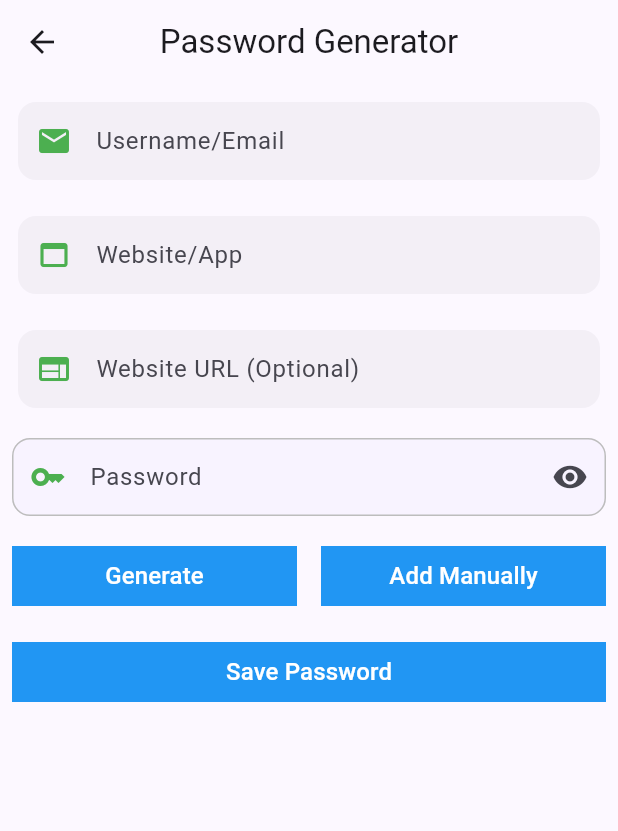
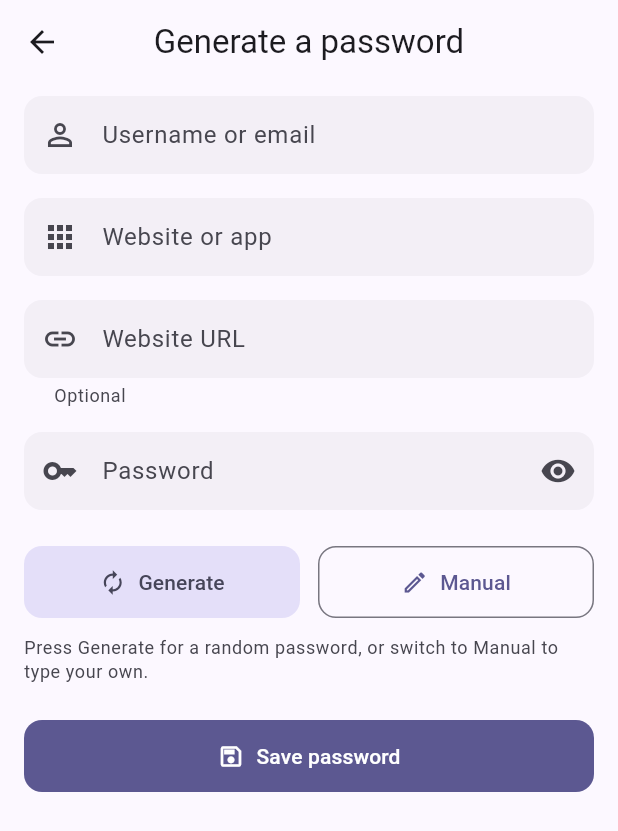
Before and after one commit to aaqilmodak29/password-generator, a Flutter app: the PasswordGeneratorPage screen opened directly, on a phone screen of 412 x 824 dp. Shown: the top 831 px of the screen. Run offline on Flutter 3.47's test engine with Material 3 defaults, Android fonts, the phone set to English and light mode, and no system bars; our stand-ins replace file_picker, flutter_secure_storage, local_auth, open_filex, package_info_plus, sqflite_sqlcipher; missing offline and left inert: cryptography, file_saver; accounts and stored records are empty.

Commit message:
feat(generator): restyle the page to use the app's theme
This page predated the theme and never adopted it, so it kept its own visual
language while everything around it changed: square-cornered blue blocks with
white 16pt text for buttons, green prefix icons, a red border on every field
whether or not it was in error, and a hardcoded lavender fill that only made
sense in light mode. Beside the rest of the app it looked like a different
application.

Buttons now come from the theme and say what they are by shape. Save is the
page's primary action, so it is the one filled button and spans the width.
Generate and the mode toggle are peers, so they share a row: tonal and
outlined rather than two identical blue rectangles that gave no clue which
one mattered.

Fields lost their per-field decoration and inherit InputDecorationTheme, which
also means they now follow dark mode instead of staying stubbornly lavender.
The password field is monospace, so a generated password can be read off the
screen without guessing between l, I and 1.

Spacing moved out of the individual fields and onto the page. Each had padded
itself with a slightly different value, so the gaps between them were uneven.

A line of help text under the buttons explains what the mode toggle does. The
button previously said "Add Manually" and then "Add Automatically", which
described the mode you were switching to while sitting next to a Generate
button that was mysteriously disabled.

Behaviour is unchanged: same generation, same validation, same save.

```diff
--- a/lib/components/password_generator_components.dart
+++ b/lib/components/password_generator_components.dart
@@ -13,6 +13,15 @@ extension StringExtensions on String {
   }
 }
 
+// These fields predate the app having a theme, so each one carried its own
+// colours: green prefix icons, red borders on every field whether or not it
+// was in error, and a hardcoded lavender fill that only worked in light mode.
+// The decoration now comes from InputDecorationTheme, so the fields match the
+// rest of the app and follow light and dark without being told.
+//
+// Spacing also moved out to the page. Each field padded itself with a slightly
+// different value, so the gaps between them were uneven.
+
 class EmailNameField extends StatefulWidget {
   const EmailNameField({super.key});
 
@@ -23,34 +32,20 @@ class EmailNameField extends StatefulWidget {
 class _EmailNameFieldState extends State<EmailNameField> {
   @override
   Widget build(BuildContext context) {
-    return Padding(
-      padding: const EdgeInsets.all(12.0),
-      child: TextFormField(
+    return TextFormField(
       onChanged: (value) {
         emailUser = value.isEmpty ? '' : value.toLowerCase().capitalize();
       },
       validator: (val) {
-            if(val!.isEmpty){
+        if (val == null || val.isEmpty) {
           return 'Please enter an email or username.';
         }
         return null;
       },
-          decoration: InputDecoration(
-              hintText: 'Username/Email',
-              labelText: 'Username/Email',
-              prefixIcon: Icon(
-                Icons.mail,
-                color: Colors.green,
-              ),
-              errorStyle: TextStyle(fontSize: 18.0),
-              border: OutlineInputBorder(
-                  borderSide:
-                  BorderSide(color: Colors.red),
-                  borderRadius: BorderRadius.all(
-                      Radius.circular(9.0)
-                  )
-              )
-          )
+      keyboardType: TextInputType.emailAddress,
+      decoration: const InputDecoration(
+        labelText: 'Username or email',
+        prefixIcon: Icon(Icons.person_outline),
       ),
     );
   }
@@ -66,34 +61,19 @@ class WebsiteField extends StatefulWidget {
 class _WebsiteFieldState extends State<WebsiteField> {
   @override
   Widget build(BuildContext context) {
-    return Padding(
-      padding: const EdgeInsets.all(12.0),
-      child: TextFormField(
+    return TextFormField(
       onChanged: (value) {
         websiteName = value.isEmpty ? '' : value.toLowerCase().capitalize();
       },
       validator: (val) {
-            if(val!.isEmpty){
-              return 'Please enter a website/app name.';
+        if (val == null || val.isEmpty) {
+          return 'Please enter a website or app name.';
         }
         return null;
       },
-          decoration: InputDecoration(
-              hintText: 'Website/App',
-              labelText: 'Website/App',
-              prefixIcon: Icon(
-                Icons.web_asset,
-                color: Colors.green,
-              ),
-              errorStyle: TextStyle(fontSize: 18.0),
-              border: OutlineInputBorder(
-                  borderSide:
-                  BorderSide(color: Colors.red),
-                  borderRadius: BorderRadius.all(
-                      Radius.circular(9.0)
-                  )
-              )
-          )
+      decoration: const InputDecoration(
+        labelText: 'Website or app',
+        prefixIcon: Icon(Icons.apps_outlined),
       ),
     );
   }
@@ -109,28 +89,15 @@ class WebsiteURLField extends StatefulWidget {
 class _WebsiteURLFieldState extends State<WebsiteURLField> {
   @override
   Widget build(BuildContext context) {
-    return Padding(
-      padding: const EdgeInsets.all(12.0),
-      child: TextFormField(
+    return TextFormField(
       onChanged: (value) {
         websiteURL = value;
       },
-          decoration: InputDecoration(
-              hintText: 'Website URL',
-              labelText: 'Website URL (Optional)',
-              prefixIcon: Icon(
-                Icons.web,
-                color: Colors.green,
-              ),
-              errorStyle: TextStyle(fontSize: 18.0),
-              border: OutlineInputBorder(
-                  borderSide:
-                  BorderSide(color: Colors.red),
-                  borderRadius: BorderRadius.all(
-                      Radius.circular(9.0)
-                  )
-              )
-          )
+      keyboardType: TextInputType.url,
+      decoration: const InputDecoration(
+        labelText: 'Website URL',
+        helperText: 'Optional',
+        prefixIcon: Icon(Icons.link),
       ),
     );
   }
@@ -157,42 +124,29 @@ class _PasswordFieldState extends State<PasswordField> {
 
   @override
   Widget build(BuildContext context) {
-    return Padding(
-      padding: const EdgeInsets.all(8.0),
-      child: TextFormField(
+    return TextFormField(
       controller: PasswordField.pwd,
       readOnly: !widget.enabled,
       obscureText: _obscure,
+      autocorrect: false,
+      enableSuggestions: false,
+      // Monospace, so a generated password can be read off the screen without
+      // guessing between l, I and 1.
+      style: const TextStyle(fontFamily: 'monospace', letterSpacing: 0.5),
       decoration: InputDecoration(
-          hintText: widget.hint.isEmpty ? 'Password' : null,
-          filled: true,
-          fillColor: const Color(0xFFF8F3FF), // adjust if needed
-          prefixIcon: const Icon(Icons.key, color: Colors.green),
+        labelText: 'Password',
+        hintText: widget.enabled ? 'Type a password' : 'Press Generate',
+        prefixIcon: const Icon(Icons.key_outlined),
         suffixIcon: IconButton(
           icon: Icon(_obscure ? Icons.visibility : Icons.visibility_off),
+          tooltip: _obscure ? 'Show password' : 'Hide password',
           onPressed: () => setState(() => _obscure = !_obscure),
-          ),
-          border: OutlineInputBorder(
-            borderRadius: BorderRadius.circular(12),
-          ),
-          enabledBorder: OutlineInputBorder(
-            borderRadius: BorderRadius.circular(12),
-            borderSide: BorderSide(color: Colors.grey.shade400),
-          ),
-          focusedBorder: OutlineInputBorder(
-            borderRadius: BorderRadius.circular(12),
-            borderSide: const BorderSide(color: Colors.blue),
-          ),
-          contentPadding: const EdgeInsets.symmetric(
-            horizontal: 12,
-            vertical: 14,
         ),
       ),
       validator: (value) {
         if (value == null || value.isEmpty) return 'Password required';
         return null;
       },
-      ),
     );
   }
 }
--- a/lib/pages/password_generator_page.dart
+++ b/lib/pages/password_generator_page.dart
@@ -30,7 +30,6 @@ class _PasswordGeneratorPageState extends State<PasswordGeneratorPage> {
   final _passwordGeneratorFormKey = GlobalKey<FormState>();
   bool enabledField = false; // true = manual typing
   String hintField = '';
-  String manualButtonText = 'Add Manually';
   final _random = Random();
   final DatabaseService _databaseService = DatabaseService.instance;
 
@@ -51,114 +50,29 @@ class _PasswordGeneratorPageState extends State<PasswordGeneratorPage> {
     return passwd;
   }
 
-  @override
-  Widget build(BuildContext context) {
-    return Scaffold(
-      appBar: AppBar(
-        title: const Text('Password Generator'),
-        centerTitle: true,
-      ),
-      body: SingleChildScrollView(
-        child: Form(
-          key: _passwordGeneratorFormKey,
-          child: Column(
-            children: [
-              EmailNameField(),
-              WebsiteField(),
-              WebsiteURLField(),
-              PasswordField(enabled: enabledField, hint: hintField),
-
-              Row(
-                children: [
-                  Expanded(
-                    child: Padding(
-                      padding: const EdgeInsets.all(8.0),
-                      child: TextButton(
-                        onPressed: enabledField
-                            ? null
-                            : () {
-                          setState(() {
-                            hintField = randomPass();
-                            PasswordField.pwd.text = hintField; // important
-                          });
-                        },
-                        style: ButtonStyle(
-                          backgroundColor: WidgetStateProperty.resolveWith<Color>(
-                                (states) {
-                              if (states.contains(WidgetState.disabled)) {
-                                return Colors.grey.shade400;
-                              }
-                              return Colors.blue;
-                            },
-                          ),
-                          shape: WidgetStateProperty.all<RoundedRectangleBorder>(
-                            const RoundedRectangleBorder(
-                              borderRadius: BorderRadius.zero,
-                            ),
-                          ),
-                        ),
-                        child: const Text(
-                          'Generate',
-                          style: TextStyle(color: Colors.white, fontSize: 16.0),
-                        ),
-                      ),
-                    ),
-                  ),
-                  Expanded(
-                    child: Padding(
-                      padding: const EdgeInsets.all(8.0),
-                      child: TextButton(
-                        onPressed: () {
+  void _toggleMode() {
     setState(() {
       if (!enabledField) {
         enabledField = true; // manual mode ON
-                              manualButtonText = 'Add Automatically';
         hintField = '';
         passwd = '';
         PasswordField.pwd.clear();
       } else {
         enabledField = false; // manual mode OFF
-                              manualButtonText = 'Add Manually';
         passwd = '';
       }
     });
-                        },
-                        style: ButtonStyle(
-                          backgroundColor:
-                          WidgetStateProperty.all<Color>(Colors.blue),
-                          shape: WidgetStateProperty.all<RoundedRectangleBorder>(
-                            const RoundedRectangleBorder(
-                              borderRadius: BorderRadius.zero,
-                            ),
-                          ),
-                        ),
-                        child: Text(
-                          manualButtonText,
-                          style: const TextStyle(
-                              color: Colors.white, fontSize: 16.0),
-                        ),
-                      ),
-                    ),
-                  ),
-                ],
-              ),
+  }
 
-              Row(
-                children: [
-                  Expanded(
-                    child: Padding(
-                      padding: const EdgeInsets.all(8.0),
-                      child: TextButton(
-                        onPressed: () async {
-                          if (_passwordGeneratorFormKey.currentState!.validate()) {
+  Future<void> _save() async {
+    if (!_passwordGeneratorFormKey.currentState!.validate()) return;
+
     final id = const Uuid().v4();
-
     final passwordToSave = PasswordField.pwd.text.trim();
     passwd = passwordToSave;
 
-                            // Resolved before the await: afterwards this
-                            // closure's context may be gone, and the State's
-                            // `mounted` says nothing about it.
+    // Resolved before the await: afterwards this closure's context may be
+    // gone, and the State's `mounted` says nothing about it.
     final messenger = ScaffoldMessenger.of(context);
 
     await _databaseService.addPwd(
@@ -169,42 +83,88 @@ class _PasswordGeneratorPageState extends State<PasswordGeneratorPage> {
       passwordToSave,
     );
 
-                            // Saved first, then copied. A password on the
-                            // clipboard that never reached the database is the
-                            // worst outcome here — it gets pasted into a signup
-                            // form and then lost the moment anything else is
-                            // copied.
-                            await Clipboard.setData(
-                              ClipboardData(text: passwordToSave),
-                            );
+    // Saved first, then copied. A password on the clipboard that never reached
+    // the database is the worst outcome here — it gets pasted into a signup
+    // form and then lost the moment anything else is copied.
+    await Clipboard.setData(ClipboardData(text: passwordToSave));
 
     messenger.showSnackBar(
-                              const SnackBar(
-                                content: Text('Saved and copied to clipboard'),
-                              ),
+      const SnackBar(content: Text('Saved and copied to clipboard')),
     );
   }
+
+  @override
+  Widget build(BuildContext context) {
+    final theme = Theme.of(context);
+
+    return Scaffold(
+      appBar: AppBar(title: const Text('Generate a password')),
+      body: Form(
+        key: _passwordGeneratorFormKey,
+        child: ListView(
+          padding: const EdgeInsets.fromLTRB(16, 8, 16, 32),
+          children: [
+            const EmailNameField(),
+            const SizedBox(height: 16),
+            const WebsiteField(),
+            const SizedBox(height: 16),
+            const WebsiteURLField(),
+            const SizedBox(height: 16),
+            PasswordField(enabled: enabledField, hint: hintField),
+            const SizedBox(height: 24),
+
+            // Generate and the mode toggle are peers, so they share a row and
+            // the same height. They used to be square-cornered blue blocks
+            // that ignored the theme entirely.
+            Row(
+              children: [
+                Expanded(
+                  child: FilledButton.tonalIcon(
+                    // Disabled in manual mode: generating would overwrite what
+                    // is being typed.
+                    onPressed: enabledField
+                        ? null
+                        : () {
+                            setState(() {
+                              hintField = randomPass();
+                              PasswordField.pwd.text = hintField;
+                            });
                           },
-                        style: ButtonStyle(
-                          backgroundColor:
-                          WidgetStateProperty.all<Color>(Colors.blue),
-                          shape: WidgetStateProperty.all<RoundedRectangleBorder>(
-                            const RoundedRectangleBorder(
-                              borderRadius: BorderRadius.zero,
+                    icon: const Icon(Icons.autorenew),
+                    label: const Text('Generate'),
                   ),
                 ),
-                        ),
-                        child: const Text(
-                          'Save Password',
-                          style: TextStyle(color: Colors.white, fontSize: 16.0),
-                        ),
-                      ),
+                const SizedBox(width: 12),
+                Expanded(
+                  child: OutlinedButton.icon(
+                    onPressed: _toggleMode,
+                    icon: Icon(enabledField
+                        ? Icons.auto_awesome_outlined
+                        : Icons.edit_outlined),
+                    label: Text(enabledField ? 'Automatic' : 'Manual'),
                   ),
                 ),
               ],
             ),
+            const SizedBox(height: 12),
+
+            Text(
+              enabledField
+                  ? 'Typing your own password. Switch to Automatic to generate one.'
+                  : 'Press Generate for a random password, or switch to Manual to type your own.',
+              style: theme.textTheme.bodySmall
+                  ?.copyWith(color: theme.colorScheme.onSurfaceVariant),
+            ),
+            const SizedBox(height: 24),
+
+            // Save is the page's primary action, so it is full width and the
+            // only filled button on the screen.
+            FilledButton.icon(
+              onPressed: _save,
+              icon: const Icon(Icons.save_outlined),
+              label: const Text('Save password'),
+            ),
           ],
-          ),
         ),
       ),
     );
```
Lines whose indentation alone changed are shown as unchanged.
